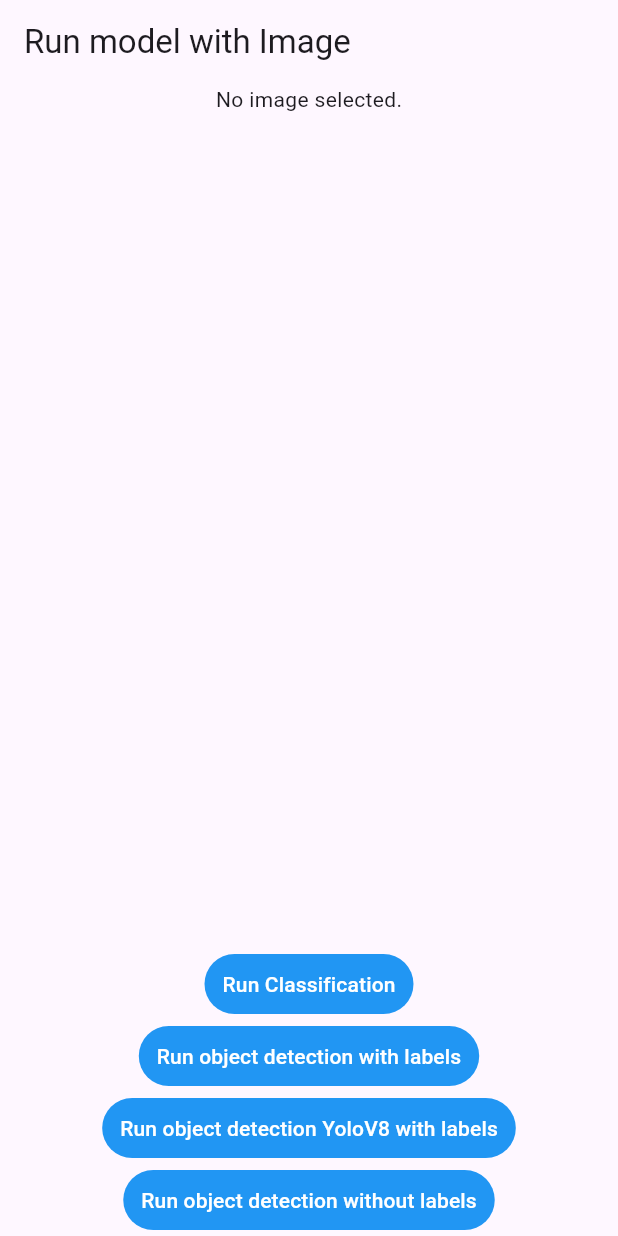
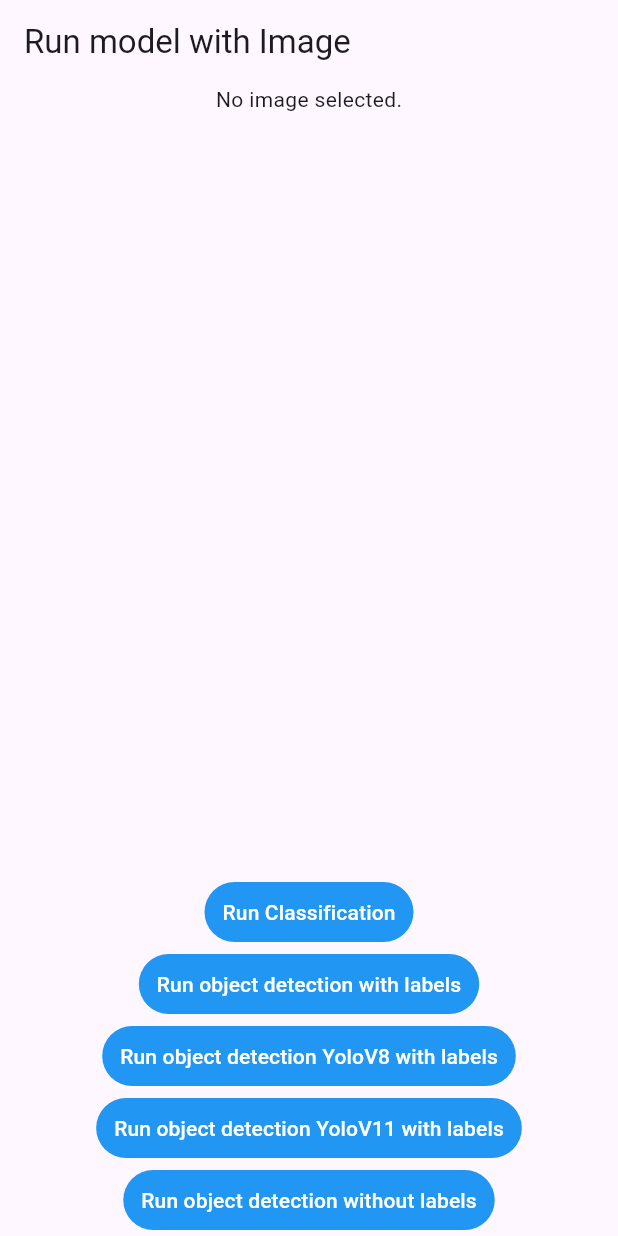
Before and after one commit to abdelaziz-mahdy/pytorch_lite, a Flutter app: the screen it shows after launch, after a tap on "Run Model with Image", on a phone screen of 412 x 824 dp. Run offline on Flutter 3.47's test engine with Material 3 defaults, Android fonts, the phone set to English and light mode, and no system bars; our stand-ins replace camera, image_picker; missing offline and left inert: computer.

Commit message:
adding yolov11 example and model

```diff
--- a/example/lib/run_model_by_image_demo.dart
+++ b/example/lib/run_model_by_image_demo.dart
@@ -18,7 +18,7 @@ class _RunModelByImageDemoState extends State<RunModelByImageDemo> {
   //CustomModel? _customModel;
   late ModelObjectDetection _objectModel;
   late ModelObjectDetection _objectModelYoloV8;
-
+  late ModelObjectDetection _objectModelYoloV11;
   String? textToShow;
   List? _prediction;
   File? _image;
@@ -37,6 +37,7 @@ class _RunModelByImageDemoState extends State<RunModelByImageDemo> {
     //String pathCustomModel = "assets/models/custom_model.ptl";
     String pathObjectDetectionModel = "assets/models/yolov5s.torchscript";
     String pathObjectDetectionModelYolov8 = "assets/models/yolov8s.torchscript";
+    String pathObjectDetectionModelYolov11 = "assets/models/yolo11n.torchscript";
     try {
       _imageModel = await PytorchLite.loadClassificationModel(
           pathImageModel, 224, 224, 1000,
@@ -49,6 +50,14 @@ class _RunModelByImageDemoState extends State<RunModelByImageDemo> {
           pathObjectDetectionModelYolov8, 80, 640, 640,
           labelPath: "assets/labels/labels_objectDetection_Coco.txt",
           objectDetectionModelType: ObjectDetectionModelType.yolov8);
+      _objectModelYoloV11 = await PytorchLite.loadObjectDetectionModel(
+        pathObjectDetectionModelYolov11,
+        80,
+        640,
+        640,
+        labelPath: "assets/labels/labels_objectDetection_Coco.txt",
+        objectDetectionModelType: ObjectDetectionModelType.yolov8
+      );
     } catch (e) {
       if (e is PlatformException) {
         print("only supported for android, Error is $e");
@@ -129,6 +138,41 @@ class _RunModelByImageDemoState extends State<RunModelByImageDemo> {
     Stopwatch stopwatch = Stopwatch()..start();
 
     objDetect = await _objectModelYoloV8.getImagePrediction(
+        await File(image!.path).readAsBytes(),
+        minimumScore: 0.1,
+        iOUThreshold: 0.3);
+    textToShow = inferenceTimeAsString(stopwatch);
+
+    print('object executed in ${stopwatch.elapsed.inMilliseconds} ms');
+    for (var element in objDetect) {
+      print({
+        "score": element?.score,
+        "className": element?.className,
+        "class": element?.classIndex,
+        "rect": {
+          "left": element?.rect.left,
+          "top": element?.rect.top,
+          "width": element?.rect.width,
+          "height": element?.rect.height,
+          "right": element?.rect.right,
+          "bottom": element?.rect.bottom,
+        },
+      });
+    }
+
+    setState(() {
+      //this.objDetect = objDetect;
+      _image = File(image.path);
+    });
+  }
+
+  Future runObjectDetectionYoloV11() async {
+    //pick a random image
+
+    final XFile? image = await _picker.pickImage(source: ImageSource.gallery);
+    Stopwatch stopwatch = Stopwatch()..start();
+
+    objDetect = await _objectModelYoloV11.getImagePrediction(
         await File(image!.path).readAsBytes(),
         minimumScore: 0.1,
         iOUThreshold: 0.3);
@@ -296,6 +340,18 @@ class _RunModelByImageDemoState extends State<RunModelByImageDemo> {
               ),
             ),
             TextButton(
+              onPressed: runObjectDetectionYoloV11,
+              style: TextButton.styleFrom(
+                backgroundColor: Colors.blue,
+              ),
+              child: const Text(
+                "Run object detection YoloV11 with labels",
+                style: TextStyle(
+                  color: Colors.white,
+                ),
+              ),
+            ),
+            TextButton(
               onPressed: runObjectDetectionWithoutLabels,
               style: TextButton.styleFrom(
                 backgroundColor: Colors.blue,
```
Also changed, not shown: 1 other file.
